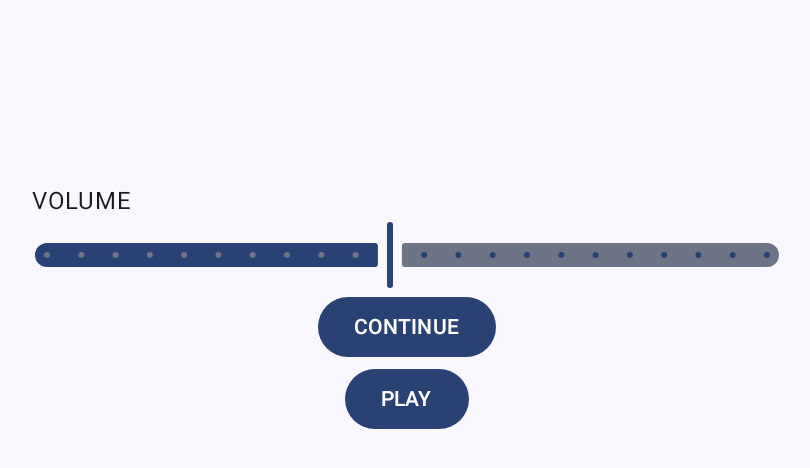
After one commit to DavvveN/2D-Golf, an Android app built with Jetpack Compose: the composable SettingsView shown on its own in the app's theme, on a phone screen of 824 x 412 dp (held sideways). The commit adds this screen. Shown: the top 468 px of the screen, without its empty margins (211-1021 px from the left). Run offline under Robolectric (Android 15) with nearby library versions, the phone set to English and light mode, and no system bars.

Commit message:
added SettingsState and fixed so it remembers the volume you input also added first implementation of sound effects

```diff
--- a/app/src/main/java/com/example/a2d_golf/BallState.kt
+++ b/app/src/main/java/com/example/a2d_golf/BallState.kt
@@ -1,10 +1,10 @@
 package com.example.a2d_golf
 
-import android.graphics.RectF
 data class BallState(
     var position : Vector2,
     var velocity : Vector2,
-    var userForce : Vector2
+    var userForce : Vector2,
+    var prevPos: Vector2 = position
 ){
     val RADIUS : Float = 20f
 
--- a/app/src/main/java/com/example/a2d_golf/GameViewModel.kt
+++ b/app/src/main/java/com/example/a2d_golf/GameViewModel.kt
@@ -1,8 +1,6 @@
 package com.example.a2d_golf
 
 import android.app.Application
-import android.util.Log
-import androidx.compose.ui.graphics.Path
 import androidx.lifecycle.AndroidViewModel
 import com.example.a2d_golf.consts.PhysicsConst
 import kotlinx.coroutines.flow.MutableStateFlow
@@ -10,7 +8,8 @@ import kotlinx.coroutines.flow.asStateFlow
 
 enum class GameStatus{
     START,
-    GAME
+    GAME,
+    SETTINGS
 }
 
 data class GameState(
@@ -18,16 +17,24 @@ data class GameState(
     val ballState: BallState = BallState(velocity = Vector2(0f,0f),position = Vector2(400f,600f), userForce = Vector2(0f,0f)),
     val levelData: LevelData
 )
+
+data class SettingsState(
+    var volume : Float = 0.5f
+)
+
 class GameViewModel(application: Application) : AndroidViewModel(application) {
     var _gameState = MutableStateFlow(GameState(levelData = LevelData()))
     var gameState = this._gameState.asStateFlow()
     private var _bState = MutableStateFlow(this.gameState.value.ballState)
     var bState = _bState.asStateFlow()
+    var _settingState = MutableStateFlow(SettingsState())
+    var settingsState = _settingState.asStateFlow()
 
     private var _movementArrowState = MutableStateFlow(MovementArrowState(position = bState.value.position, display = true, _bState = this._bState, physicsConst = PhysicsConst()))
     var movementArrowState = _movementArrowState.asStateFlow()
 
     private val physicsConst = PhysicsConst()
+
     fun update(deltaTime : Float){
         handleFalling(deltaTime)
     }
@@ -36,14 +43,19 @@ class GameViewModel(application: Application) : AndroidViewModel(application) {
         _gameState.value = gameState.value.copy(status = GameStatus.GAME)
     }
 
+    fun showSettings(){
+        _gameState.value = gameState.value.copy(status = GameStatus.SETTINGS)
+    }
+
+    //Handles more than falling: also applies a user force
     private fun handleFalling(deltaTime : Float){
 
         val gravityForce = Vector2.VectorConst.UP.scale(physicsConst.GRAVITY)
         val newVelocity = bState.value.velocity.add(gravityForce.scale(deltaTime))
 
         val uF = bState.value.userForce.scale(physicsConst.USERFACTOR).scale(deltaTime)
+        newVelocity.add(uF)
 
-        newVelocity.add(uF)
         _bState.value.userForce = Vector2.VectorConst.EMPTY
 
         // Change position in relation to velocity * time
@@ -52,11 +64,14 @@ class GameViewModel(application: Application) : AndroidViewModel(application) {
         ResolveCollision()
     }
 
+    //Detects and resolves collisions
     private fun ResolveCollision(){
         for(d in gameState.value.levelData.firstLevel){
             //Check which line share the same x value ie. which line is under the ball
             if(d.collidesWith(bState)){
                 _bState.value = d.handleCollision(_bState).value
+
+                //TODO SOUND EFFECT
             }
         }
     }
--- a/app/src/main/java/com/example/a2d_golf/userinterface/GameView.kt
+++ b/app/src/main/java/com/example/a2d_golf/userinterface/GameView.kt
@@ -43,6 +43,11 @@ fun GameView(
             DrawMap(levelData.firstLevel)
             MovementArrow(modifier = Modifier, arrowState = arrowModel)
             Ball(modifier = Modifier, ballState = bState)
+            SettingButton(viewModel = viewModel)
+
+        }
+        GameStatus.SETTINGS -> {
+            SettingsView(viewModel = viewModel)
         }
     }
 }
--- /dev/null
+++ b/app/src/main/java/com/example/a2d_golf/userinterface/SettingsView.kt
@@ -0,0 +1,71 @@
+package com.example.a2d_golf.userinterface
+
+import android.media.MediaPlayer
+import androidx.compose.foundation.layout.Arrangement
+import androidx.compose.foundation.layout.Box
+import androidx.compose.foundation.layout.Column
+import androidx.compose.foundation.layout.fillMaxSize
+import androidx.compose.foundation.layout.width
+import androidx.compose.material3.Button
+import androidx.compose.material3.Slider
+import androidx.compose.material3.Text
+import androidx.compose.runtime.Composable
+import androidx.compose.runtime.collectAsState
+import androidx.compose.runtime.getValue
+import androidx.compose.runtime.mutableFloatStateOf
+import androidx.compose.runtime.remember
+import androidx.compose.runtime.setValue
+import androidx.compose.ui.Alignment
+import androidx.compose.ui.Modifier
+import androidx.compose.ui.platform.LocalContext
+import androidx.compose.ui.unit.dp
+import com.example.a2d_golf.GameViewModel
+import com.example.a2d_golf.R
+import com.example.a2d_golf.SettingsState
+
+
+@Composable
+fun SettingsView(viewModel: GameViewModel) {
+    val m = LocalContext.current
+    val sS = viewModel._settingState.collectAsState()
+    Box(
+        modifier = Modifier
+            .fillMaxSize()
+    ){
+        Column(
+            modifier = Modifier.fillMaxSize(),
+            horizontalAlignment = Alignment.CenterHorizontally,
+            verticalArrangement = Arrangement.Center
+        ) {
+            Column(
+                modifier = Modifier.width(500.dp),
+                horizontalAlignment = Alignment.Start
+            ){
+                Text("VOLUME")
+
+                Slider(
+                    value = sS.value.volume,
+                    onValueChange = { it.also { viewModel._settingState.value = viewModel.settingsState.value.copy(volume = it) } },
+                    steps = 20,
+                    valueRange = 0f..1f,
+                )
+            }
+            Button(
+                onClick = {
+                    viewModel.startGame()
+                }
+            ) {
+                Text("CONTINUE")
+            }
+
+            Button(
+                onClick = {
+                    val mediaPlayer = MediaPlayer.create(m,R.raw.ball_bounce)
+                    mediaPlayer.start()
+                }
+            ){
+                Text("PLAY")
+            }
+        }
+    }
+}
```
Also changed, not shown: app/build.gradle.kts (+6 -4 lines), app/src/main/java/com/example/a2d_golf/userinterface/SettingButton.kt (added, +37 -0 lines), 1 other file.
